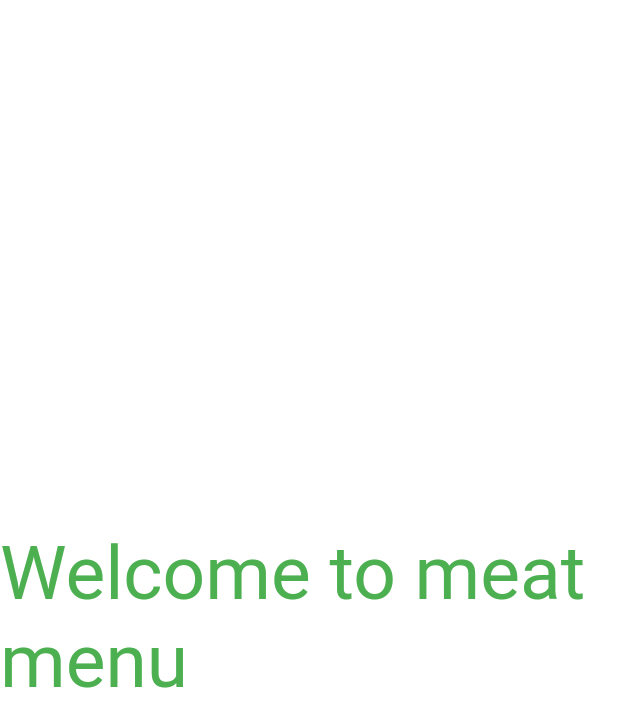
After one commit to AthanasiosPapazoglou/demo, a Flutter app: the MeatScreen screen opened by its route, on a phone screen of 412 x 824 dp. The commit adds this screen. Shown: the top 727 px of the screen. Run offline on Flutter 3.47's test engine with Material 2 defaults, Android fonts, the phone set to English and light mode, and no system bars.

Commit message:
route map and screen navigation

```diff
--- a/lib/homeScreen/menu_screen.dart
+++ b/lib/homeScreen/menu_screen.dart
@@ -3,6 +3,9 @@ import '../crossAppUtilities/constants.dart';
 import 'menu_select_button.dart';
 
 class MenuScreen extends StatelessWidget {
+
+  static const String pageID = 'menu_screen';
+
   @override
   Widget build(BuildContext context) {
     return Scaffold(
--- /dev/null
+++ b/lib/meat_screen.dart
@@ -0,0 +1,21 @@
+import 'package:flutter/material.dart';
+
+class MeatScreen extends StatelessWidget {
+
+  static const String pageID = 'meat_screen';
+
+  @override
+  Widget build(BuildContext context) {
+    return Scaffold(
+      backgroundColor: Colors.white,
+      body: Center(
+        child: Container(
+          child: Text(
+            'Welcome to meat menu',
+            style: TextStyle(fontSize: 50,
+            color: Colors.green),),
+        ),
+      ),
+    );
+  }
+}
```
Also changed, not shown: lib/crossAppUtilities/main.dart (+10 -1 lines), lib/vegan_screen.dart (added, +21 -0 lines), lib/vegeterian_screen.dart (added, +21 -0 lines).
